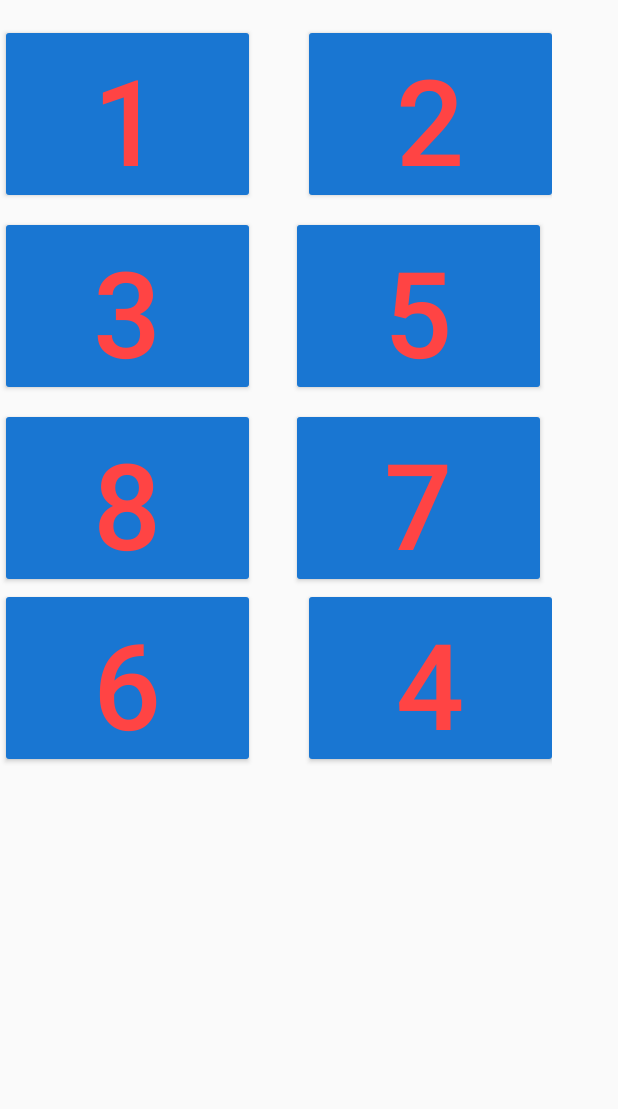
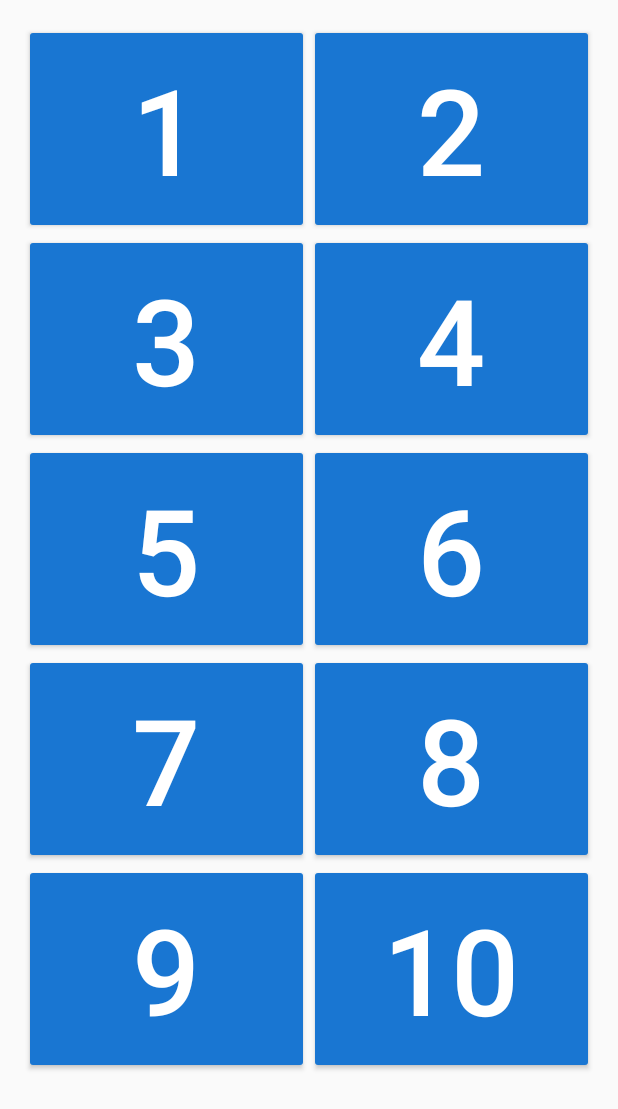
Before and after one commit to yusufkocak1/sys, an Android app: the TablePage screen opened directly, with no data from a screen before it, on a phone screen of 412 x 824 dp. Shown: the top 1109 px of the screen. Run offline under Robolectric (Android 15) with nearby library versions, the phone set to English and light mode, and no system bars.

```diff
--- a/app/build.gradle
+++ b/app/build.gradle
@@ -2,7 +2,7 @@ apply plugin: 'com.android.application'
 
 android {
     compileSdkVersion 25
-    buildToolsVersion "24.0.2"
+    buildToolsVersion '25.0.0'
     defaultConfig {
         applicationId "yube.com.siparisyonetimsistemi"
         minSdkVersion 17
@@ -31,4 +31,5 @@ dependencies {
     compile 'com.android.support:appcompat-v7:22.2.0'
 
 
+    compile 'com.android.support:recyclerview-v7:25.2.0'
 }
--- a/app/src/main/AndroidManifest.xml
+++ b/app/src/main/AndroidManifest.xml
@@ -2,7 +2,7 @@
 <manifest xmlns:android="http://schemas.android.com/apk/res/android"
     xmlns:tools="http://schemas.android.com/tools"
     package="yube.com.siparisyonetimsistemi">
-
+<uses-permission android:name="android.permission.INTERNET"/>
     <application
         android:allowBackup="true"
         android:icon="@mipmap/ic_launcher"
--- a/app/src/main/java/yube/com/siparisyonetimsistemi/TablePage.java
+++ b/app/src/main/java/yube/com/siparisyonetimsistemi/TablePage.java
@@ -1,7 +1,10 @@
 package yube.com.siparisyonetimsistemi;
 
+import android.content.Intent;
 import android.support.v7.app.AppCompatActivity;
 import android.os.Bundle;
+import android.view.Menu;
+import android.view.MenuItem;
 import android.view.View;
 
 public class TablePage extends AppCompatActivity {
@@ -13,7 +16,7 @@ public class TablePage extends AppCompatActivity {
         //Full screen
         getWindow().getDecorView().setSystemUiVisibility(
                 View.SYSTEM_UI_FLAG_LAYOUT_STABLE
-                        | View.SYSTEM_UI_FLAG_LAYOUT_HIDE_NAVIGATION
+                       // | View.SYSTEM_UI_FLAG_LAYOUT_HIDE_NAVIGATION
                         | View.SYSTEM_UI_FLAG_LAYOUT_FULLSCREEN
                         | View.SYSTEM_UI_FLAG_HIDE_NAVIGATION
                         | View.SYSTEM_UI_FLAG_FULLSCREEN // Top system menu
@@ -27,4 +30,33 @@ public class TablePage extends AppCompatActivity {
 
 
     }
+
+
+    @Override
+    public boolean onCreateOptionsMenu(Menu menu) {
+        // Inflate the menu; this adds items to the action bar if it is present.
+        getMenuInflater().inflate(R.menu.menu_main, menu);
+
+
+        return true;
+    }
+
+    @Override
+    public boolean onOptionsItemSelected(MenuItem item) {
+        // Handle action bar item clicks here. The action bar will
+        // automatically handle clicks on the Home/Up button, so long
+        // as you specify a parent activity in AndroidManifest.xml.
+        int id = item.getItemId();
+
+        //noinspection SimplifiableIfStatement
+        if (id == R.id.action_settings) {
+            return true;
+        }
+        else if (id== R.id.back){
+            Intent cagir= new Intent(this, LoginPage.class);
+            startActivity(cagir);
+        }
+
+        return super.onOptionsItemSelected(item);
+    }
 }
--- a/app/src/main/res/layout/table_page.xml
+++ b/app/src/main/res/layout/table_page.xml
@@ -1,118 +1,118 @@
 <?xml version="1.0" encoding="utf-8"?>
-<android.support.constraint.ConstraintLayout xmlns:android="http://schemas.android.com/apk/res/android"
-    xmlns:app="http://schemas.android.com/apk/res-auto"
+<RelativeLayout xmlns:android="http://schemas.android.com/apk/res/android"
     xmlns:tools="http://schemas.android.com/tools"
     android:id="@+id/tablepage"
     android:layout_width="match_parent"
     android:layout_height="match_parent"
+    android:paddingBottom="@dimen/activity_vertical_margin"
+    android:paddingLeft="@dimen/activity_horizontal_margin"
+    android:paddingRight="@dimen/activity_horizontal_margin"
+    android:paddingTop="@dimen/activity_vertical_margin"
     tools:context="yube.com.siparisyonetimsistemi.TablePage">
 
+
     <GridLayout
-        android:layout_width="368dp"
-        android:layout_height="0dp"
-        tools:layout_editor_absoluteX="16dp"
-        app:layout_constraintBottom_toBottomOf="parent"
+        android:layout_width="match_parent"
+        android:layout_height="match_parent"
+        android:columnCount="2"
+        android:rowCount="4"
+        android:layout_alignParentBottom="true"
         android:layout_marginBottom="16dp"
-        android:layout_marginTop="16dp"
-        app:layout_constraintTop_toTopOf="parent"
-        android:columnCount="2"
-        app:layout_constraintVertical_bias="0.0">
+        android:layout_alignParentEnd="true">
 
         <Button
             android:text="1"
-            android:layout_width="170dp"
+            android:id="@+id/button"
+            android:layout_width="190dp"
+            android:layout_height="140dp"
+            android:textColor="@android:color/white"
             android:theme="@style/MyButton"
-            android:layout_height="120dp"
-            tools:layout_editor_absoluteX="16dp"
-            android:id="@+id/button2"
             android:textSize="80dp"
-            android:textColor="@android:color/holo_red_light"
-            tools:layout_editor_absoluteY="16dp" />
+
+            />
 
         <Button
             android:text="2"
-            android:layout_width="170dp"
-            android:layout_height="120dp"
-            android:id="@+id/button3"
+            android:id="@+id/button2"
+            android:layout_width="190dp"
+            android:layout_height="140dp"
+            android:textColor="@android:color/white"
+            android:theme="@style/MyButton"
             android:textSize="80dp"
-            android:theme="@style/MyButton"
-            tools:layout_editor_absoluteY="16dp"
-            android:textColor="@android:color/holo_red_light"
-            app:layout_constraintLeft_toRightOf="@+id/button2"
-            android:layout_marginStart="24dp" />
+            />
 
         <Button
             android:text="3"
-            android:layout_width="170dp"
-            android:layout_height="120dp"
-            android:id="@+id/button4"
+            android:layout_width="190dp"
+            android:layout_height="140dp"
+            android:textColor="@android:color/white"
+            android:theme="@style/MyButton"
             android:textSize="80dp"
+            android:id="@+id/button3" />
+
+        <Button
+            android:text="4"
+            android:layout_width="190dp"
+            android:layout_height="140dp"
+            android:textColor="@android:color/white"
             android:theme="@style/MyButton"
-            android:textColor="@android:color/holo_red_light"
-            tools:layout_editor_absoluteX="16dp"
-            android:layout_marginTop="8dp"
-            app:layout_constraintTop_toBottomOf="@+id/button2" />
+            android:textSize="80dp"
+            android:id="@+id/button4" />
 
         <Button
             android:text="5"
-            android:layout_width="170dp"
-            android:layout_height="120dp"
-            android:id="@+id/button6"
-            android:textColor="@android:color/holo_red_light"
+            android:layout_width="190dp"
+            android:layout_height="140dp"
+            android:textColor="@android:color/white"
             android:theme="@style/MyButton"
-            android:layout_marginTop="8dp"
             android:textSize="80dp"
-            app:layout_constraintTop_toBottomOf="@+id/button4"
-            android:layout_marginStart="16dp"
-            app:layout_constraintLeft_toLeftOf="parent" />
+            android:id="@+id/button5" />
+
+        <Button
+            android:text="6"
+            android:layout_width="190dp"
+            android:layout_height="140dp"
+            android:textColor="@android:color/white"
+            android:theme="@style/MyButton"
+            android:textSize="80dp"
+            android:id="@+id/button6" />
+
+        <Button
+            android:text="7"
+            android:layout_width="190dp"
+            android:layout_height="140dp"
+            android:textColor="@android:color/white"
+            android:theme="@style/MyButton"
+            android:textSize="80dp"
+            android:id="@+id/button7" />
 
         <Button
             android:text="8"
-            android:layout_width="170dp"
-            android:layout_height="120dp"
-            android:id="@+id/button9"
+            android:layout_width="190dp"
+            android:layout_height="140dp"
+            android:textColor="@android:color/white"
+            android:theme="@style/MyButton"
             android:textSize="80dp"
-            android:textColor="@android:color/holo_red_light"
-            android:theme="@style/MyButton"
-            app:layout_constraintTop_toBottomOf="@+id/button7"
-            android:layout_marginTop="8dp"
-            app:layout_constraintRight_toRightOf="parent"
-            android:layout_marginEnd="8dp" />
+            android:id="@+id/button9" />
 
         <Button
-            android:text="7"
+            android:text="9"
+            android:layout_width="190dp"
+            android:layout_height="140dp"
+            android:textColor="@android:color/white"
             android:theme="@style/MyButton"
-            android:textColor="@android:color/holo_red_light"
-            android:layout_width="170dp"
-            android:layout_height="120dp"
-            android:id="@+id/button8"
-            android:layout_marginTop="8dp"
             android:textSize="80dp"
-            app:layout_constraintTop_toBottomOf="@+id/button6"
-            android:layout_marginStart="16dp"
-            app:layout_constraintLeft_toLeftOf="parent" />
+            android:id="@+id/button10" />
 
         <Button
-            android:text="6"
-            android:layout_width="170dp"
-            android:layout_height="120dp"
-            android:id="@+id/button7"
-            android:textColor="@android:color/holo_red_light"
+            android:text="10"
+            android:layout_width="190dp"
+            android:layout_height="140dp"
+            android:textColor="@android:color/white"
             android:theme="@style/MyButton"
             android:textSize="80dp"
-            tools:layout_editor_absoluteY="268dp"
-            tools:layout_editor_absoluteX="210dp" />
+            android:id="@+id/button11" />
 
-        <Button
-            android:text="4"
-            android:layout_width="170dp"
-            android:layout_height="120dp"
-            android:id="@+id/button5"
-            android:textSize="80dp"
-            android:theme="@style/MyButton"
-            android:textColor="@android:color/holo_red_light"
-            tools:layout_editor_absoluteY="144dp"
-            android:layout_marginStart="24dp"
-            app:layout_constraintLeft_toRightOf="@+id/button4" />
     </GridLayout>
-</android.support.constraint.ConstraintLayout>
+
+</RelativeLayout>
--- a/build.gradle
+++ b/build.gradle
@@ -5,7 +5,7 @@ buildscript {
         jcenter()
     }
     dependencies {
-        classpath 'com.android.tools.build:gradle:2.2.3'
+        classpath 'com.android.tools.build:gradle:2.3.0'
 
         // NOTE: Do not place your application dependencies here; they belong
         // in the individual module build.gradle files
```
Also changed, not shown: app/src/main/java/yube/com/siparisyonetimsistemi/LoginPage.java (+63 -21 lines), app/src/main/res/layout-xlarge/table_alert_dialog.xml (added, +44 -0 lines), app/src/main/res/layout/table_alert_dialog.xml (added, +57 -0 lines), gradle/wrapper/gradle-wrapper.properties, 1 other file.
